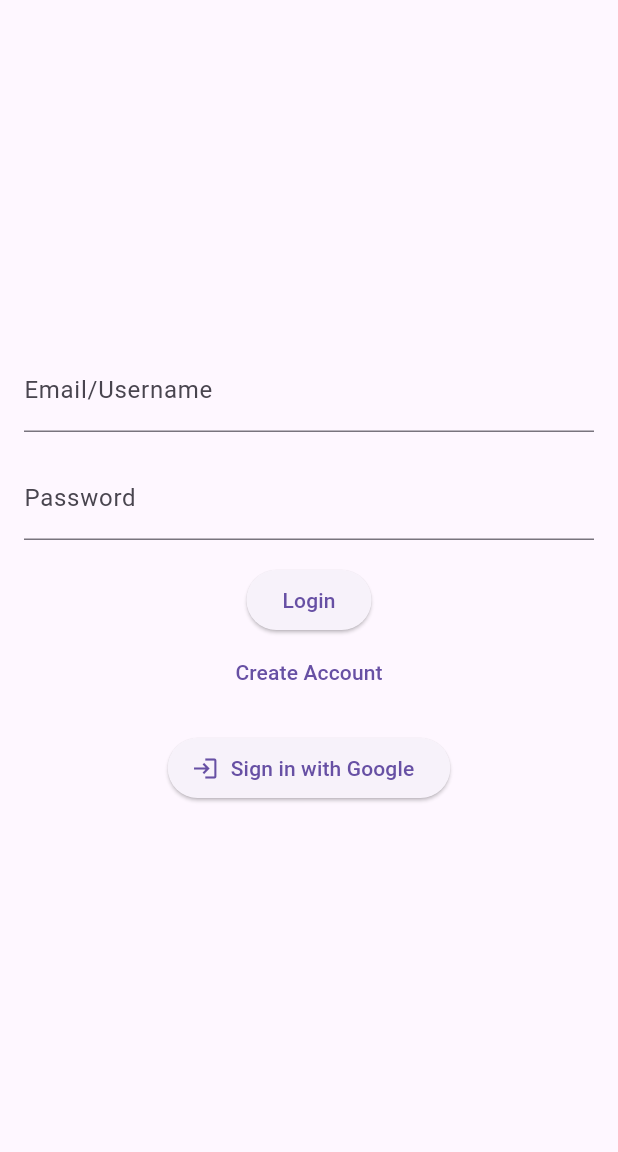
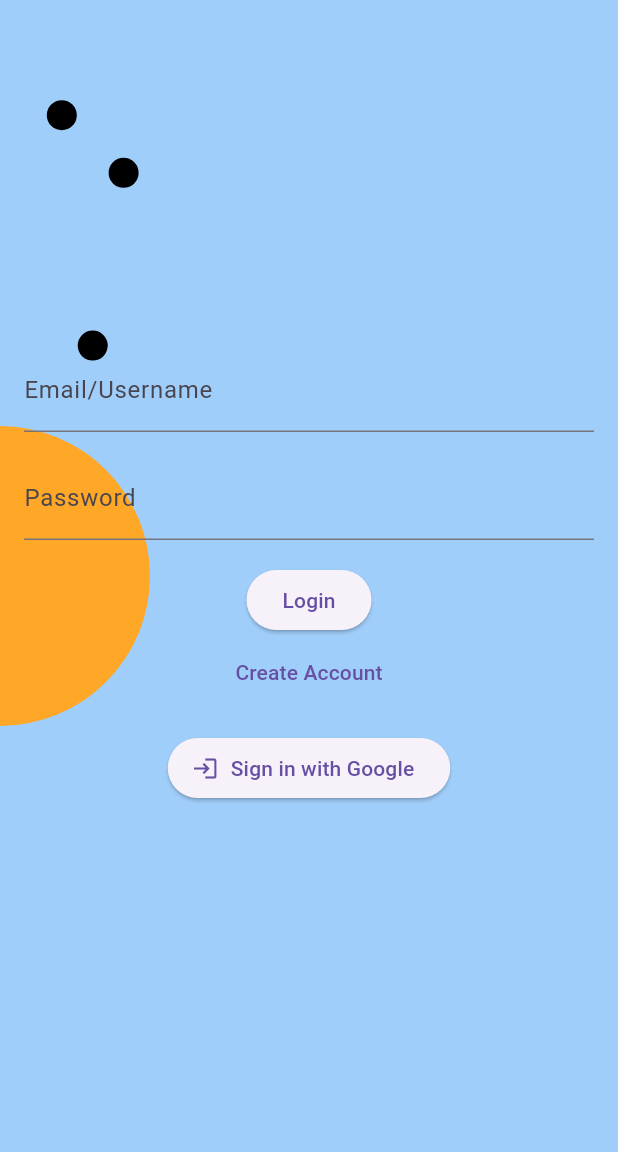
Before and after one commit to KevinLemon112/serenity_nest, a Flutter app: the screen it shows after launch, on a phone screen of 412 x 824 dp, the part 84-1236 px from its top. Run offline on Flutter 3.47's test engine with Material 3 defaults, Android fonts, the light colour scheme and no system bars; our stand-ins replace audioplayers, cloud_firestore, firebase_auth, firebase_core, google_sign_in, shared_preferences and 1 more; accounts and stored records are empty.

Commit message:
Latest Changes.

```diff
--- a/lib/Screens/login_page.dart
+++ b/lib/Screens/login_page.dart
@@ -23,7 +23,12 @@ class LoginScreen extends StatelessWidget {
           ),
         ),
       ),
-      body: Padding(
+      body: Stack(
+        children: [
+          // Background container with animated elements
+          AnimatedBackground(),
+          // Content of the login screen
+          Padding(
             padding: const EdgeInsets.all(16.0),
             child: Column(
               mainAxisAlignment: MainAxisAlignment.center,
@@ -110,6 +115,78 @@ class LoginScreen extends StatelessWidget {
               ],
             ),
           ),
+        ],
+      ),
     );
   }
 }
+
+class AnimatedBackground extends StatefulWidget {
+  const AnimatedBackground({Key? key}) : super(key: key);
+
+  @override
+  _AnimatedBackgroundState createState() => _AnimatedBackgroundState();
+}
+
+class _AnimatedBackgroundState extends State<AnimatedBackground> with SingleTickerProviderStateMixin {
+  late AnimationController _controller;
+  late Animation<double> _animation;
+
+  @override
+  void initState() {
+    super.initState();
+    _controller = AnimationController(
+      vsync: this,
+      duration: const Duration(seconds: 20), // Adjust duration as needed
+    )..repeat(reverse: true);
+    _animation = CurvedAnimation(parent: _controller, curve: Curves.easeInOut);
+  }
+
+  @override
+  void dispose() {
+    _controller.dispose();
+    super.dispose();
+  }
+
+  @override
+  Widget build(BuildContext context) {
+    return CustomPaint(
+      size: Size.infinite,
+      painter: BackgroundPainter(animation: _animation),
+    );
+  }
+}
+
+class BackgroundPainter extends CustomPainter {
+  final Animation<double> animation;
+
+  BackgroundPainter({required this.animation});
+
+  @override
+  void paint(Canvas canvas, Size size) {
+    // Paint background color
+    final backgroundPaint = Paint()..color = Colors.blue.shade400.withOpacity(0.5);
+    canvas.drawRect(Rect.fromLTWH(0, 0, size.width, size.height), backgroundPaint);
+
+    // Calculate positions based on animation value
+    final offset = Offset(size.width * animation.value, size.height / 2);
+
+    // Draw sunset
+    final sunPaint = Paint()..color = Colors.orange.shade400;
+    canvas.drawCircle(offset, 100 + (animation.value * 20), sunPaint);
+
+    // Draw birds
+    final birdPaint = Paint()..color = Colors.black;
+    final bird1 = Offset(size.width * 0.1, size.height * 0.1);
+    final bird2 = Offset(size.width * 0.2, size.height * 0.15);
+    final bird3 = Offset(size.width * 0.15, size.height * 0.3);
+    canvas.drawCircle(bird1, 10, birdPaint);
+    canvas.drawCircle(bird2, 10, birdPaint);
+    canvas.drawCircle(bird3, 10, birdPaint);
+  }
+
+  @override
+  bool shouldRepaint(covariant CustomPainter oldDelegate) {
+    return true;
+  }
+}
```
Lines whose indentation alone changed are shown as unchanged.
